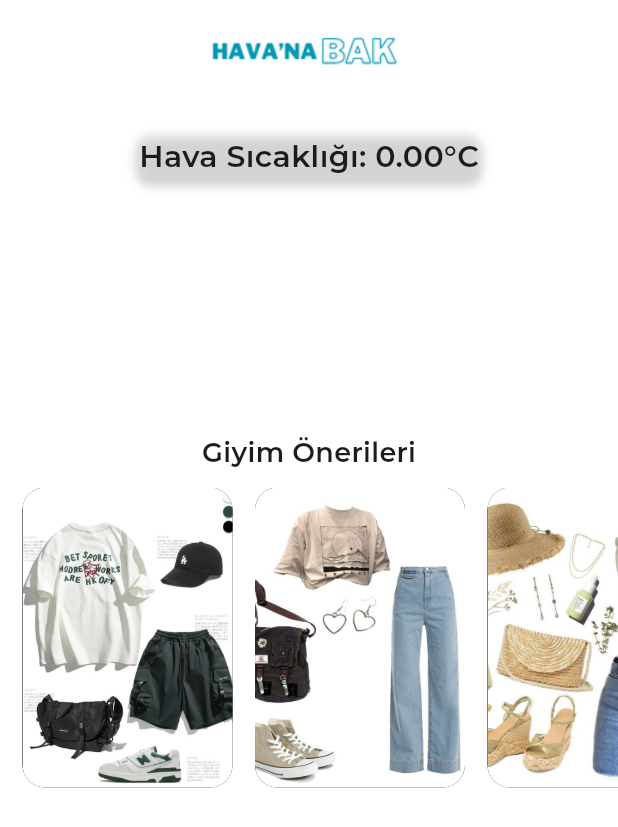
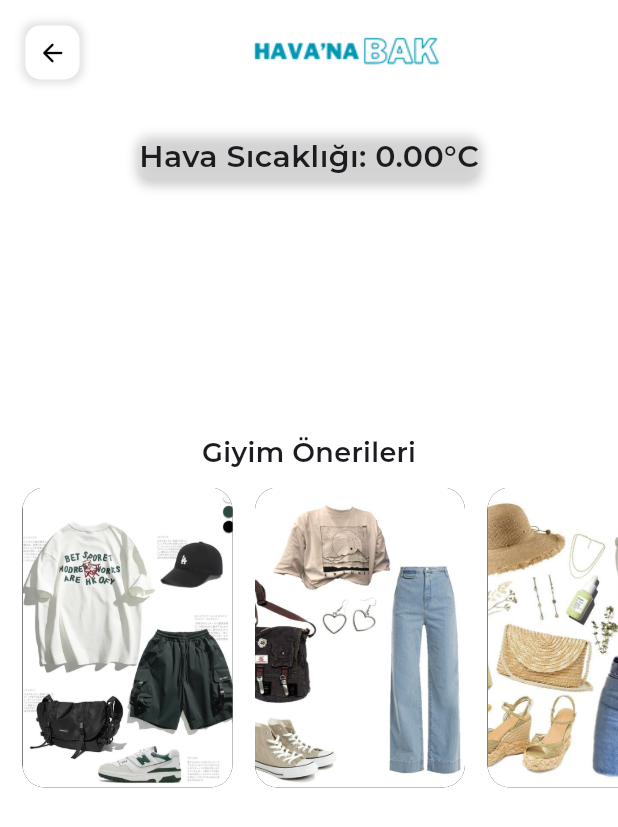
Before and after one commit to Mehmetckmk/Weather_app_Odev, a Flutter app: the OneriScreen screen opened directly with empty values, on a phone screen of 412 x 824 dp. Shown: the top 827 px of the screen. Run offline on Flutter 3.47's test engine with Material 3 defaults, Android fonts, the phone set to English and light mode, and no system bars; our stand-ins replace google_fonts.

Commit message:
Yazılım_Mimarisi

```diff
--- a/lib/screens/anasayfa/anasayfa.dart
+++ b/lib/screens/anasayfa/anasayfa.dart
@@ -106,7 +106,7 @@ class _WeatherAppState extends State<WeatherApp> {
                       ),
                     ],
                   ),
-                  const SizedBox(height: 40),
+                  const SizedBox(height: 10),
                   // CircularProgressIndicator veya Hava Durumu Verisi
                   isLoading
                       ? const Center(child: CircularProgressIndicator()) // Yükleme göstergesi
@@ -118,7 +118,7 @@ class _WeatherAppState extends State<WeatherApp> {
                         return const Center(child: CircularProgressIndicator());
                       } else if (snapshot.hasError) {
                         // Hata durumunda kullanıcı dostu mesaj
-                        return const Center(child: Text('Hava durumu verisi alınamadı.'));
+                        return const Center(child: Text('Lütfen İl Giriniz.'));
                       } else if (!snapshot.hasData) {
                         // Eğer veri yoksa
                         return const Center(child: Text('Şehir verisi bulunamadı.'));
@@ -225,7 +225,7 @@ class _WeatherAppState extends State<WeatherApp> {
                               children: [
                                 ElevatedButton(
                                   onPressed: (){
-                                    Navigator.pushReplacement(
+                                    Navigator.push(
                                       context,
                                       MaterialPageRoute(builder: (context) =>  GiyimKarsila(Sicaklik: data["calculatedTemperature"],Nem: data["humidity"], Yagis: data["pressure"],)),
                                     );
--- a/lib/screens/giyim_screen/öneri_Screen.dart
+++ b/lib/screens/giyim_screen/öneri_Screen.dart
@@ -42,7 +42,33 @@ class _OneriScreenState extends State<OneriScreen> {
             Row(
               mainAxisAlignment: MainAxisAlignment.center,
               children: [
-                Container(width: genislik-50,
+                GestureDetector(
+                  onTap: () {
+                    Navigator.pop(context);
+                  },
+                  child: Container(
+                    margin: const EdgeInsets.all(10),
+                    padding: const EdgeInsets.all(8),
+                    decoration: BoxDecoration(
+                      color: Colors.white,
+                      borderRadius: BorderRadius.circular(10),
+                      boxShadow: const [
+                        BoxShadow(
+                          color: Colors.black12,
+                          blurRadius: 4,
+                          spreadRadius: 2,
+                        ),
+                      ],
+                    ),
+                    child:const  Icon(
+                      Icons.arrow_back_rounded,
+                      color: Colors.black,
+                      size: 20,
+                    ),
+                  ),
+                ),
+                Container(
+                    width: genislik-70,
                     height: 70,
                     child: Image.asset("assets/images/logo/logoyatay.png",))
               ],
--- a/pubspec.yaml
+++ b/pubspec.yaml
@@ -37,6 +37,12 @@ dependencies:
   geolocator:
   permission_handler:
   lottie:
+  flutter_launcher_icons:
+flutter_icons:
+  android: true
+  ios: true
+  image_path: "assets/logo/logo.png"
+
   flutter_localizations:
     sdk: flutter
 
```
Also changed, not shown: pubspec.lock, 6 other files.
